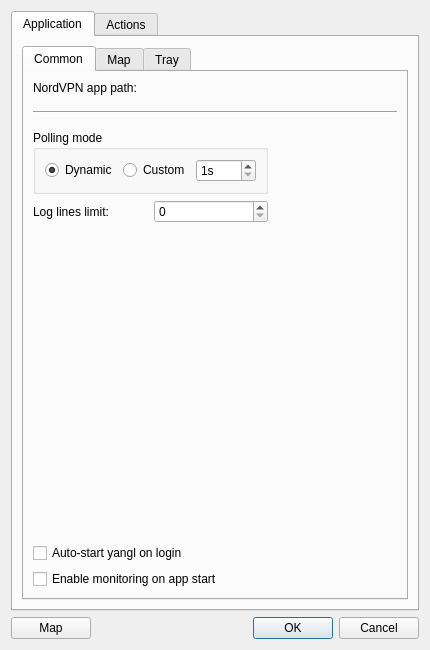
Before: the Qt Designer form src/settings/settingsdialog.ui in sendevent/yangl, drawn with Qt 5.
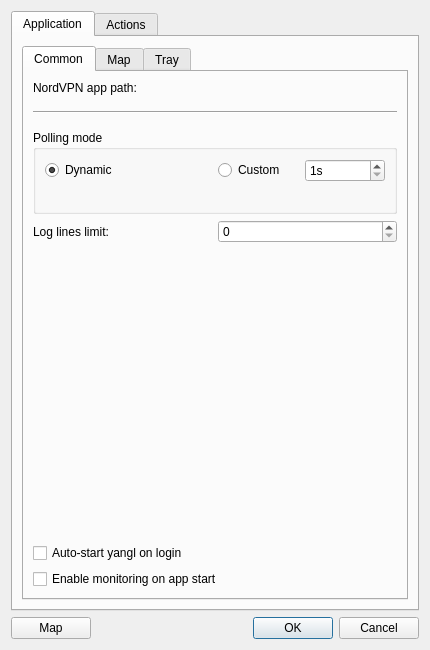
After: the same form once the commit is applied. Custom widgets are drawn as their Qt base class.

Commit message: Add description label to Polling mode group box in Settings

The edit to the form file:
```diff
--- a/src/settings/settingsdialog.ui
+++ b/src/settings/settingsdialog.ui
@@ -54,37 +54,6 @@
              </property>
             </spacer>
            </item>
-           <item row="6" column="2">
-            <spacer name="horizontalSpacer">
-             <property name="orientation">
-              <enum>Qt::Orientation::Horizontal</enum>
-             </property>
-             <property name="sizeHint" stdset="0">
-              <size>
-               <width>117</width>
-               <height>20</height>
-              </size>
-             </property>
-            </spacer>
-           </item>
-           <item row="6" column="0" colspan="2">
-            <layout class="QVBoxLayout" name="verticalLayout_3">
-             <item>
-              <widget class="QCheckBox" name="checkBoxAutoStart">
-               <property name="text">
-                <string>Auto-start yangl on login</string>
-               </property>
-              </widget>
-             </item>
-             <item>
-              <widget class="QCheckBox" name="checkBoxAutoActive">
-               <property name="text">
-                <string>Enable monitoring on app start</string>
-               </property>
-              </widget>
-             </item>
-            </layout>
-           </item>
            <item row="5" column="0">
             <spacer name="verticalSpacer_3">
              <property name="orientation">
@@ -98,13 +67,41 @@
              </property>
             </spacer>
            </item>
-           <item row="4" column="0" colspan="2">
+           <item row="0" column="0">
+            <widget class="QLabel" name="label">
+             <property name="text">
+              <string>NordVPN app path:</string>
+             </property>
+            </widget>
+           </item>
+           <item row="0" column="1" colspan="2">
+            <widget class="AppPathEditor" name="leNVPNPath" native="true"/>
+           </item>
+           <item row="3" column="0">
+            <spacer name="verticalSpacer_5">
+             <property name="orientation">
+              <enum>Qt::Orientation::Vertical</enum>
+             </property>
+             <property name="sizeType">
+              <enum>QSizePolicy::Policy::Minimum</enum>
+             </property>
+             <property name="sizeHint" stdset="0">
+              <size>
+               <width>20</width>
+               <height>10</height>
+              </size>
+             </property>
+            </spacer>
+           </item>
+           <item row="4" column="0" colspan="3">
             <layout class="QVBoxLayout" name="verticalLayout_2">
              <item>
               <widget class="QGroupBox" name="groupBox_3">
                <property name="title">
                 <string>Polling mode</string>
                </property>
+               <layout class="QVBoxLayout" name="verticalLayout_polling">
+                <item>
                <layout class="QHBoxLayout" name="horizontalLayout_3">
                 <item>
                  <widget class="QRadioButton" name="rbPollingDynamic">
@@ -141,6 +138,24 @@
                  </layout>
                 </item>
                </layout>
+                </item>
+                <item>
+                 <widget class="QLabel" name="labelPollingModeDesc">
+                  <property name="sizePolicy">
+                   <sizepolicy hsizetype="Ignored" vsizetype="Preferred">
+                    <horstretch>0</horstretch>
+                    <verstretch>0</verstretch>
+                   </sizepolicy>
+                  </property>
+                  <property name="text">
+                   <string/>
+                  </property>
+                  <property name="wordWrap">
+                   <bool>true</bool>
+                  </property>
+                 </widget>
+                </item>
+               </layout>
               </widget>
              </item>
              <item>
@@ -163,31 +178,23 @@
              </item>
             </layout>
            </item>
-           <item row="0" column="0">
-            <widget class="QLabel" name="label">
+           <item row="6" column="0" colspan="3">
+            <layout class="QVBoxLayout" name="verticalLayout_3">
+             <item>
+              <widget class="QCheckBox" name="checkBoxAutoStart">
              <property name="text">
-              <string>NordVPN app path:</string>
+                <string>Auto-start yangl on login</string>
              </property>
             </widget>
            </item>
-           <item row="0" column="1" colspan="2">
-            <widget class="AppPathEditor" name="leNVPNPath" native="true"/>
-           </item>
-           <item row="3" column="0">
-            <spacer name="verticalSpacer_5">
-             <property name="orientation">
-              <enum>Qt::Orientation::Vertical</enum>
-             </property>
-             <property name="sizeType">
-              <enum>QSizePolicy::Policy::Minimum</enum>
-             </property>
-             <property name="sizeHint" stdset="0">
-              <size>
-               <width>20</width>
-               <height>10</height>
-              </size>
-             </property>
-            </spacer>
+             <item>
+              <widget class="QCheckBox" name="checkBoxAutoActive">
+               <property name="text">
+                <string>Enable monitoring on app start</string>
+               </property>
+              </widget>
+             </item>
+            </layout>
            </item>
           </layout>
          </widget>
```
Left out of the diff: 13 changed lines with no effect on the pictures. Lines whose indentation alone changed are shown as unchanged. The commit also changes 1 other file.
